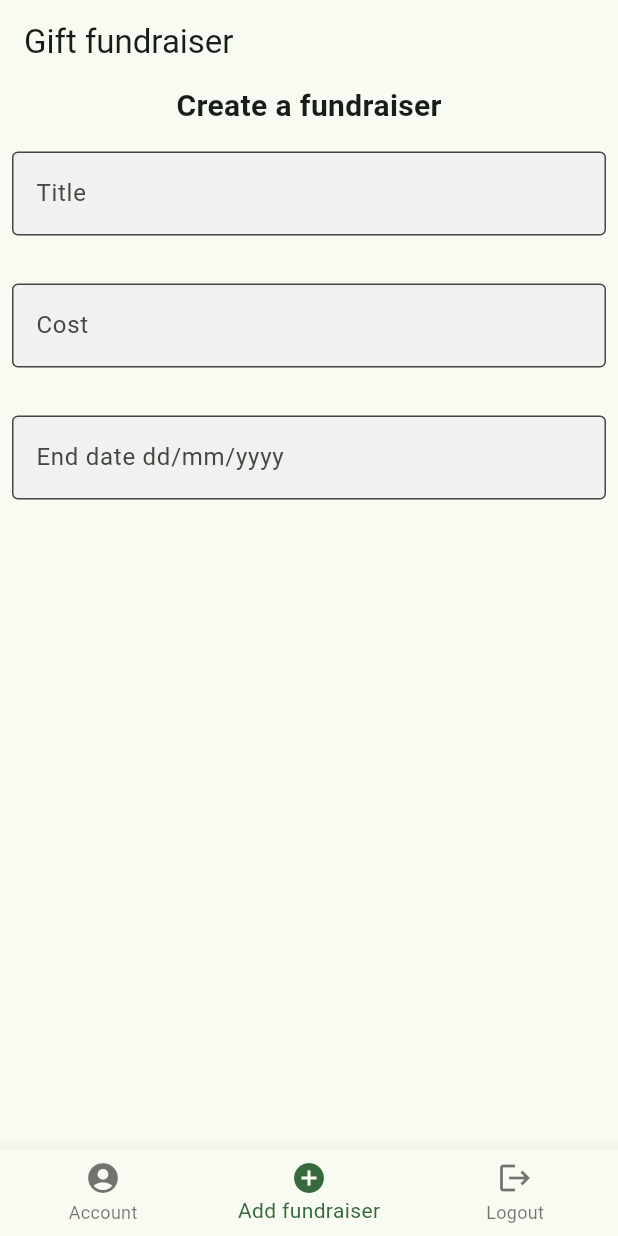
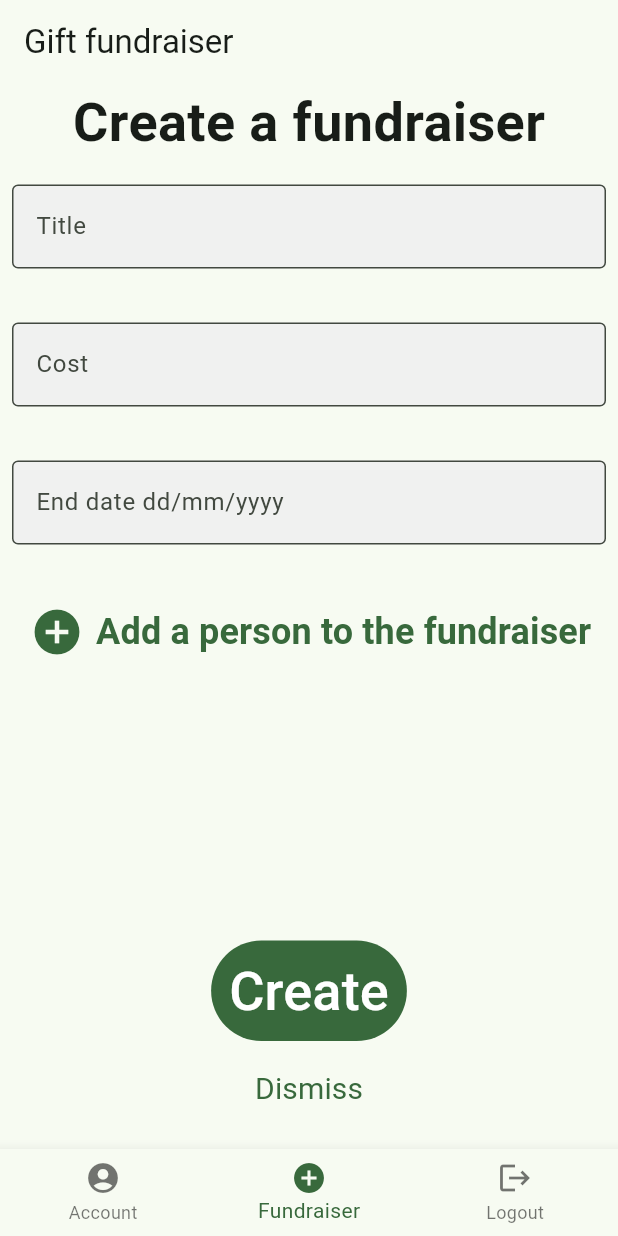
Before and after one commit to pablolambo/Gift-raiser-app, a Flutter app: the screen it shows after launch, on a phone screen of 412 x 824 dp. Run offline on Flutter 3.47's test engine with Material 3 defaults, Android fonts, the light colour scheme and no system bars.

Commit message:
Create a fundraiser page

```diff
--- a/gift_raiser/lib/main.dart
+++ b/gift_raiser/lib/main.dart
@@ -17,11 +17,31 @@ class MyApp extends StatelessWidget {
             colorScheme:
                 ColorScheme.fromSeed(seedColor: const Color(0xFF08571E)),
             primaryColorDark: Color.fromARGB(255, 24, 24, 24)),
-        home: const HomePage(),
+        home: DefaultTextStyle(
+          style: TextStyle(
+            fontSize: 16,
+            fontWeight: FontWeight.bold,
+            fontFamily: 'Roboto',
+          ),
+          child: const HomePage(),
+        ),
       ),
     );
   }
 }
+
+//         home: DefaultTextStyle(
+//           style: TextStyle(
+//             fontSize: 16,
+//             fontWeight: FontWeight.normal,
+//             fontFamily: 'Roboto',
+//           ),
+//           child: const HomePage(),
+//         ),
+//       ),
+//     );
+//   }
+// }
 
 class MyAppState extends ChangeNotifier {
   void someFunctionBlablabla() {
@@ -72,7 +92,7 @@ class _HomePageState extends State<HomePage> {
           BottomNavigationBarItem(
               icon: Icon(Icons.account_circle), label: 'Account'),
           BottomNavigationBarItem(
-              icon: Icon(Icons.add_circle), label: 'Add fundraiser'),
+              icon: Icon(Icons.add_circle), label: 'Fundraiser'),
           BottomNavigationBarItem(icon: Icon(Icons.logout), label: 'Logout'),
         ],
         currentIndex: _selectedIndex,
@@ -88,14 +108,16 @@ class AddFundraiserWidget extends StatelessWidget {
 
   @override
   Widget build(BuildContext context) {
+    final theme = Theme.of(context);
+
     return Column(
-      crossAxisAlignment: CrossAxisAlignment.start,
+      //crossAxisAlignment: CrossAxisAlignment.start,
       children: <Widget>[
-        const Center(
+        Center(
           child: Text(
             'Create a fundraiser',
             style: TextStyle(
-              fontSize: 20,
+              fontSize: 36,
               fontWeight: FontWeight.bold,
               fontFamily: 'Roboto',
             ),
@@ -113,7 +135,7 @@ class AddFundraiserWidget extends StatelessWidget {
           ),
         ),
         Padding(
-          padding: EdgeInsets.symmetric(horizontal: 8, vertical: 16),
+          padding: EdgeInsets.symmetric(horizontal: 8, vertical: 20),
           child: TextFormField(
             decoration: InputDecoration(
               border: OutlineInputBorder(),
@@ -134,6 +156,77 @@ class AddFundraiserWidget extends StatelessWidget {
             ),
           ),
         ),
+        Padding(
+          padding: EdgeInsets.symmetric(horizontal: 8, vertical: 16),
+          child: Row(
+            mainAxisAlignment: MainAxisAlignment.center,
+            children: [
+              TextButton.icon(
+                onPressed: () {
+                  // TODO: Implement this
+                },
+                icon: Icon(
+                  Icons.add_circle,
+                  size: 36,
+                ),
+                label: Text(
+                  'Add a person to the fundraiser',
+                  style: TextStyle(
+                    fontSize: 24,
+                    fontWeight: FontWeight.bold,
+                    fontFamily: 'Roboto',
+                  ),
+                ),
+              ),
+            ],
+          ),
+        ),
+        Expanded(
+          child: Padding(
+            padding: const EdgeInsets.all(16),
+            child: Column(
+              crossAxisAlignment: CrossAxisAlignment.center,
+              mainAxisAlignment: MainAxisAlignment.end,
+              children: [
+                Padding(
+                  padding: EdgeInsets.all(8),
+                  child: TextButton(
+                    onPressed: () {
+                      // TODO: Implement this
+                    },
+                    style: ButtonStyle(
+                      alignment: Alignment.center,
+                      backgroundColor: MaterialStateProperty.all<Color>(
+                          theme.colorScheme.primary),
+                    ),
+                    child: Text(
+                      'Create',
+                      style: TextStyle(
+                        color: const Color.fromARGB(255, 255, 255, 255),
+                        fontSize: 36,
+                      ),
+                    ),
+                  ),
+                ),
+                TextButton(
+                  onPressed: () {
+                    // TODO: Implement this
+                  },
+                  style: ButtonStyle(
+                    alignment: Alignment.center,
+                  ),
+                  child: Text(
+                    'Dismiss',
+                    style: TextStyle(
+                        fontSize: 20,
+                        fontWeight: FontWeight.normal,
+                        fontFamily: 'Roboto'),
+                  ),
+                ),
+              ],
+            ),
+          ),
+        ),
       ],
     );
   }
```
